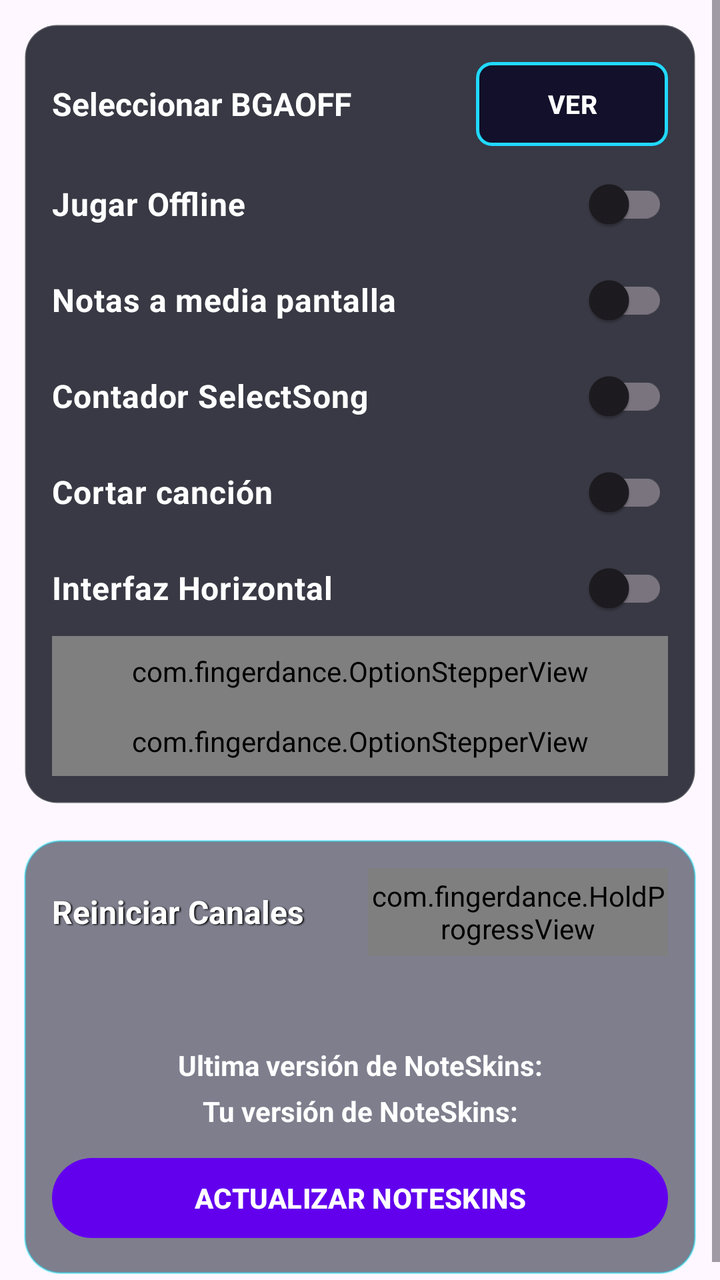
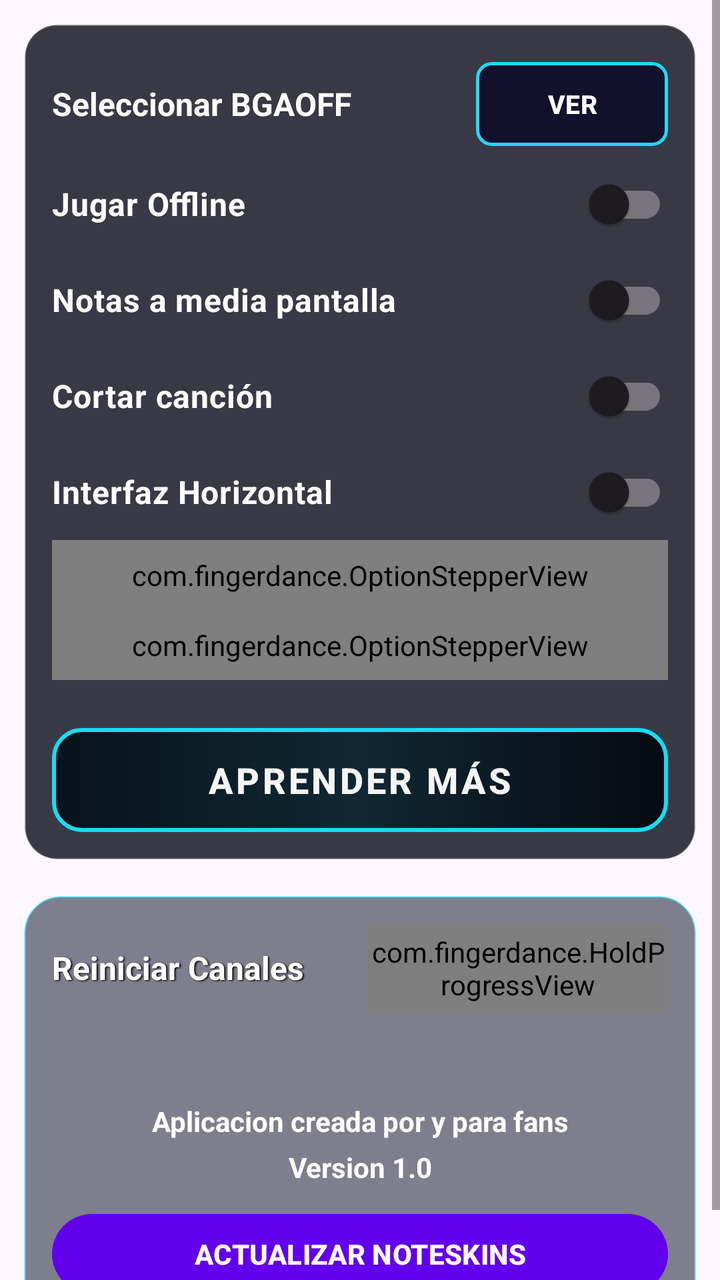

Compare the two renders of this Android layout. The source of the first and the diff that turns it into the second are given below.
<!-- AndroidManifest.xml: application theme Theme.FingerDance -->
<!-- res/layout/options_settings.xml -->
<?xml version="1.0" encoding="utf-8"?>
<FrameLayout
    xmlns:android="http://schemas.android.com/apk/res/android"
    xmlns:app="http://schemas.android.com/apk/res-auto"
    xmlns:tools="http://schemas.android.com/tools"
    android:layout_width="match_parent"
    android:layout_height="match_parent">

    
    
    

    <ScrollView
        android:id="@+id/settingsScroll"
        android:layout_width="match_parent"
        android:layout_height="match_parent"
        android:fillViewport="true">

        <androidx.constraintlayout.widget.ConstraintLayout
            android:id="@+id/constraintBG"
            android:layout_width="match_parent"
            android:layout_height="wrap_content"
            android:padding="12dp">

            <LinearLayout
                android:id="@+id/gameplaySettingsPanel"
                android:layout_width="0dp"
                android:layout_height="wrap_content"
                android:background="@drawable/fd_panel_dark"
                android:orientation="vertical"
                android:padding="14dp"
                app:layout_constraintEnd_toEndOf="parent"
                app:layout_constraintStart_toStartOf="parent"
                app:layout_constraintTop_toTopOf="parent">


                
                
                

                <LinearLayout
                    android:id="@+id/layoutBgaOff"
                    android:layout_width="match_parent"
                    android:layout_height="52dp"
                    android:gravity="center_vertical"
                    android:orientation="horizontal">

                    <TextView
                        android:id="@+id/txBgaOff"
                        android:layout_width="0dp"
                        android:layout_height="match_parent"
                        android:layout_weight="1"
                        android:gravity="center_vertical"
                        android:text="Seleccionar BGAOFF"
                        android:textColor="#FFFFFF"
                        android:textSize="16sp"
                        android:textStyle="bold" />

                    <com.google.android.material.button.MaterialButton
                        android:id="@+id/btnViewBgaOff"
                        android:layout_width="96dp"
                        android:layout_height="42dp"
                        android:text="VER"
                        android:textAllCaps="true"
                        android:textColor="#FFFFFF"
                        android:textSize="13sp"
                        android:textStyle="bold"
                        android:insetTop="0dp"
                        android:insetBottom="0dp"
                        app:backgroundTint="#12102A"
                        app:cornerRadius="8dp"
                        app:strokeColor="#21D9FF"
                        app:strokeWidth="1.5dp" />

                </LinearLayout>


                
                <androidx.appcompat.widget.SwitchCompat
                    android:id="@+id/btnOffline"
                    style="@style/FingerDanceSwitch"
                    android:text="Jugar Offline" />

                <androidx.appcompat.widget.SwitchCompat
                    android:id="@+id/btnNoteMidLine"
                    style="@style/FingerDanceSwitch"
                    android:text="Notas a media pantalla" />

                <androidx.appcompat.widget.SwitchCompat
                    android:id="@+id/btnNoCounter"
                    style="@style/FingerDanceSwitch"
                    android:text="Contador SelectSong" />

                <androidx.appcompat.widget.SwitchCompat
                    android:id="@+id/btnBreakSong"
                    style="@style/FingerDanceSwitch"
                    android:text="Cortar canción" />

                <androidx.appcompat.widget.SwitchCompat
                    android:id="@+id/btnHorizontalMode"
                    style="@style/FingerDanceSwitch"
                    android:text="Interfaz Horizontal" />

                <com.fingerdance.OptionStepperView
                    android:id="@+id/optionOrientationSingle"
                    android:layout_width="match_parent"
                    android:layout_height="wrap_content"
                    android:paddingTop="8dp"
                    android:paddingBottom="8dp"
                    app:optionTitle="Orientacion Single"
                    app:optionDefaultIndex="0"
                    app:optionTitleColor="#FFFFFF"
                    app:optionTitleSize="16dp"
                    app:optionTitleStyle="bold"
                    app:optionTextColor="#FFFFFF"
                    app:optionTextSize="11dp"
                    app:optionTextStyle="bold" />

                <com.fingerdance.OptionStepperView
                    android:id="@+id/optionOrientationHalf"
                    android:layout_width="match_parent"
                    android:layout_height="wrap_content"
                    android:paddingTop="8dp"
                    android:paddingBottom="8dp"
                    app:optionTitle="Orientacion HalfDouble"
                    app:optionDefaultIndex="0"
                    app:optionTitleColor="#FFFFFF"
                    app:optionTitleSize="16dp"
                    app:optionTitleStyle="bold"
                    app:optionTextColor="#FFFFFF"
                    app:optionTextSize="11dp"
                    app:optionTextStyle="bold" />

            </LinearLayout>


            

            <LinearLayout
                android:id="@+id/resourcesPanel"
                android:layout_width="0dp"
                android:layout_height="wrap_content"
                android:layout_marginTop="18dp"
                android:background="@drawable/fd_panel_glass"
                android:orientation="vertical"
                android:padding="14dp"
                app:layout_constraintEnd_toEndOf="parent"
                app:layout_constraintStart_toStartOf="parent"
                app:layout_constraintTop_toBottomOf="@+id/gameplaySettingsPanel">

                <LinearLayout
                    android:layout_width="match_parent"
                    android:layout_height="wrap_content"
                    android:gravity="center_vertical"
                    android:orientation="horizontal">

                    <TextView
                        android:id="@+id/txResetChannels"
                        android:layout_width="0dp"
                        android:layout_height="44dp"
                        android:layout_weight="1"
                        android:gravity="center_vertical"
                        android:shadowColor="#000000"
                        android:shadowDx="1.5"
                        android:shadowDy="1.3"
                        android:shadowRadius="1.6"
                        android:text="Reiniciar Canales"
                        android:textColor="#FFFFFF"
                        android:textSize="16sp"
                        android:textStyle="bold" />

                    <com.fingerdance.HoldProgressView
                        android:id="@+id/holdProgress"
                        android:layout_width="150dp"
                        android:layout_height="44dp"
                        android:layout_marginStart="10dp" />
                </LinearLayout>

                <TextView
                    android:id="@+id/txVersionNoteSkin"
                    android:layout_width="match_parent"
                    android:layout_height="wrap_content"
                    android:layout_marginTop="45dp"
                    android:gravity="center"
                    android:text="Ultima versión de NoteSkins:"
                    android:textColor="#FFFFFF"
                    android:textStyle="bold" />

                <TextView
                    android:id="@+id/txMyVersionNoteSkin"
                    android:layout_width="match_parent"
                    android:layout_height="wrap_content"
                    android:layout_marginTop="4dp"
                    android:gravity="center"
                    android:text="Tu versión de NoteSkins:"
                    android:textColor="#FFFFFF"
                    android:textStyle="bold" />

                <Button
                    android:id="@+id/btnUptadeNoteSkin"
                    android:layout_width="match_parent"
                    android:layout_height="48dp"
                    android:layout_marginTop="10dp"
                    android:text="ACTUALIZAR NOTESKINS"
                    android:textColor="#FFFFFF"
                    android:textStyle="bold" />
            </LinearLayout>

        </androidx.constraintlayout.widget.ConstraintLayout>

    </ScrollView>


    
    
    

    <FrameLayout
        android:id="@+id/bgaGalleryOverlay"
        android:layout_width="match_parent"
        android:layout_height="match_parent"
        android:background="#D9000000"
        android:clickable="true"
        android:focusable="true"
        android:visibility="gone">


        
        
        

        <androidx.constraintlayout.widget.ConstraintLayout
            android:id="@+id/bgaGalleryContent"
            android:layout_width="match_parent"
            android:layout_height="match_parent"
            android:padding="22dp">

            <TextView
                android:id="@+id/txGalleryTitle"
                android:layout_width="wrap_content"
                android:layout_height="wrap_content"
                android:text="SELECCIONAR BGAOFF"
                android:textColor="#FFFFFF"
                android:textSize="20sp"
                android:textStyle="bold"
                app:layout_constraintEnd_toEndOf="parent"
                app:layout_constraintStart_toStartOf="parent"
                app:layout_constraintTop_toTopOf="parent" />

            <androidx.recyclerview.widget.RecyclerView
                android:id="@+id/recyclerBgas"
                android:layout_width="0dp"
                android:layout_height="0dp"
                android:layout_marginTop="16dp"
                android:clipToPadding="false"
                android:paddingBottom="120dp"
                app:layout_constraintBottom_toTopOf="@+id/btnCloseBgaGallery"
                app:layout_constraintEnd_toEndOf="parent"
                app:layout_constraintStart_toStartOf="parent"
                app:layout_constraintTop_toBottomOf="@+id/txGalleryTitle" />


            <com.google.android.material.button.MaterialButton
                android:id="@+id/btnRandomBga"
                android:layout_width="220dp"
                android:layout_height="48dp"
                android:layout_marginBottom="10dp"
                android:insetTop="0dp"
                android:insetBottom="0dp"
                android:text="ALEATORIO"
                android:textColor="#FFFFFF"
                android:textSize="13sp"
                android:textStyle="bold"
                android:elevation="8dp"
                app:backgroundTint="#101425"
                app:cornerRadius="8dp"
                app:strokeColor="#20DFFF"
                app:strokeWidth="1.5dp"
                app:layout_constraintBottom_toTopOf="@+id/btnCloseBgaGallery"
                app:layout_constraintEnd_toEndOf="parent"
                app:layout_constraintStart_toStartOf="parent" />


            <com.google.android.material.button.MaterialButton
                android:id="@+id/btnCloseBgaGallery"
                android:layout_width="220dp"
                android:layout_height="48dp"
                android:layout_marginBottom="6dp"
                android:insetTop="0dp"
                android:insetBottom="0dp"
                android:text="CERRAR"
                android:textColor="#FFFFFF"
                android:textSize="13sp"
                android:textStyle="bold"
                android:elevation="8dp"
                app:backgroundTint="#101425"
                app:cornerRadius="8dp"
                app:strokeColor="#20DFFF"
                app:strokeWidth="1.5dp"
                app:layout_constraintBottom_toBottomOf="parent"
                app:layout_constraintEnd_toEndOf="parent"
                app:layout_constraintStart_toStartOf="parent" />

        </androidx.constraintlayout.widget.ConstraintLayout>


        
        
        

        <FrameLayout
            android:id="@+id/bgaPreviewContent"
            android:layout_width="match_parent"
            android:layout_height="match_parent"
            android:background="#FF000000"
            android:visibility="gone">

            <TextureView
                android:id="@+id/videoBgaPreview"
                android:layout_width="match_parent"
                android:layout_height="match_parent"
                android:layout_gravity="center" />

            <com.google.android.material.button.MaterialButton
                android:id="@+id/btnBackBgaPreview"
                android:layout_width="120dp"
                android:layout_height="46dp"
                android:layout_gravity="top|start"
                android:layout_margin="20dp"
                android:insetTop="0dp"
                android:insetBottom="0dp"
                android:text="VOLVER"
                android:textColor="#FFFFFF"
                android:textStyle="bold"
                app:backgroundTint="#101425"
                app:cornerRadius="8dp"
                app:strokeColor="#20DFFF"
                app:strokeWidth="1.5dp" />

            <com.google.android.material.button.MaterialButton
                android:id="@+id/btnSelectBga"
                android:layout_width="220dp"
                android:layout_height="52dp"
                android:layout_gravity="bottom|center_horizontal"
                android:layout_marginBottom="26dp"
                android:insetTop="0dp"
                android:insetBottom="0dp"
                android:text="SELECCIONAR"
                android:textColor="#FFFFFF"
                android:textSize="14sp"
                android:textStyle="bold"
                app:backgroundTint="#16102A"
                app:cornerRadius="10dp"
                app:strokeColor="#FF2BC2"
                app:strokeWidth="2dp" />

        </FrameLayout>

    </FrameLayout>

</FrameLayout>
<!-- resources referenced by this layout -->
<resources>
  <!-- drawable fd_panel_dark (drawable) -->
  <?xml version="1.0" encoding="utf-8"?>
  <shape xmlns:android="http://schemas.android.com/apk/res/android"><solid android:color="#CC070A16"/><stroke android:width="1dp" android:color="#33FFFFFF"/><corners android:radius="16dp"/></shape>
  <!-- drawable fd_panel_glass (drawable) -->
  <?xml version="1.0" encoding="utf-8"?>
  <shape
      xmlns:android="http://schemas.android.com/apk/res/android">
      <solid
          android:color="#8810162A"/>
          <stroke
              android:width="1dp"
              android:color="#6600E5FF"/>
          <corners
              android:radius="18dp"/>
          <padding
              android:left="8dp"
              android:top="8dp"
              android:right="8dp"
              android:bottom="8dp"/>
  </shape>
  <style name="FingerDanceSwitch">
          <item name="android:layout_width">match_parent</item>
          <item name="android:layout_height">wrap_content</item>
          <item name="android:textColor">#FFFFFF</item>
          <item name="android:textSize">16dp</item>
          <item name="android:textStyle">bold</item>
          <item name="android:paddingTop">8dp</item>
          <item name="android:paddingBottom">8dp</item>
      </style>
  <style name="Theme.FingerDance" parent="Theme.Material3.DayNight.NoActionBar">
          
          <item name="colorPrimary">@color/purple_500</item>
          <item name="colorPrimaryVariant">@color/purple_700</item>
          <item name="colorOnPrimary">@color/white</item>
          
          <item name="colorSecondary">@color/teal_200</item>
          <item name="colorSecondaryVariant">@color/teal_700</item>
          <item name="colorOnSecondary">@color/black</item>
          
          <item name="android:statusBarColor">?attr/colorPrimaryVariant</item>
          
      </style>
  <color name="purple_500">#FF6200EE</color>
  <color name="purple_700">#FF3700B3</color>
  <color name="white">#FFFFFFFF</color>
  <color name="teal_200">#FF03DAC5</color>
  <color name="teal_700">#FF018786</color>
  <color name="black">#FF000000</color>
</resources>

<!-- the commit's change to res/layout/options_settings.xml (unified diff, before → after) -->
@@ -87,11 +87,6 @@
                     android:text="Notas a media pantalla" />
 
                 <androidx.appcompat.widget.SwitchCompat
-                    android:id="@+id/btnNoCounter"
-                    style="@style/FingerDanceSwitch"
-                    android:text="Contador SelectSong" />
-
-                <androidx.appcompat.widget.SwitchCompat
                     android:id="@+id/btnBreakSong"
                     style="@style/FingerDanceSwitch"
                     android:text="Cortar canción" />
@@ -130,6 +125,26 @@
                     app:optionTextColor="#FFFFFF"
                     app:optionTextSize="11dp"
                     app:optionTextStyle="bold" />
+
+                <TextView
+                    android:id="@+id/btnHelp"
+                    android:layout_width="match_parent"
+                    android:layout_height="52dp"
+                    android:gravity="center"
+                    android:layout_gravity="center"
+                    android:text="APRENDER MÁS"
+                    android:textAllCaps="true"
+                    android:textStyle="bold"
+                    android:textSize="18sp"
+                    android:textColor="#F5F5F5"
+                    android:letterSpacing="0.08"
+                    android:fontFamily="sans-serif-medium"
+                    android:background="@drawable/bg_button_help"
+                    android:clickable="true"
+                    android:focusable="true"
+                    android:paddingStart="18dp"
+                    android:paddingEnd="18dp"
+                    android:layout_marginTop="24dp"/>
 
             </LinearLayout>
 
@@ -182,7 +197,7 @@
                     android:layout_height="wrap_content"
                     android:layout_marginTop="45dp"
                     android:gravity="center"
-                    android:text="Ultima versión de NoteSkins:"
+                    android:text="Aplicacion creada por y para fans"
                     android:textColor="#FFFFFF"
                     android:textStyle="bold" />
 
@@ -192,7 +207,7 @@
                     android:layout_height="wrap_content"
                     android:layout_marginTop="4dp"
                     android:gravity="center"
-                    android:text="Tu versión de NoteSkins:"
+                    android:text="Version 1.0"
                     android:textColor="#FFFFFF"
                     android:textStyle="bold" />
 
<!-- resource entries referenced after the edit -->
@@ -1,5 +1,46 @@
 <!-- resources referenced by this layout -->
 <resources>
+  <!-- drawable bg_button_help (drawable) -->
+  <?xml version="1.0" encoding="utf-8"?>
+  <selector xmlns:android="http://schemas.android.com/apk/res/android">
+  
+      <item android:state_pressed="true">
+          <shape android:shape="rectangle">
+  
+              <corners android:radius="14dp" />
+  
+              <gradient
+                  android:angle="0"
+                  android:startColor="#121019"
+                  android:centerColor="#241324"
+                  android:endColor="#090C12" />
+  
+              <stroke
+                  android:width="2dp"
+                  android:color="#F43C88" />
+  
+          </shape>
+      </item>
+  
+      <item>
+          <shape android:shape="rectangle">
+  
+              <corners android:radius="14dp" />
+  
+              <gradient
+                  android:angle="0"
+                  android:startColor="#07131B"
+                  android:centerColor="#102733"
+                  android:endColor="#050A10" />
+  
+              <stroke
+                  android:width="2dp"
+                  android:color="#16DDF3" />
+  
+          </shape>
+      </item>
+  
+  </selector>
   <!-- drawable fd_panel_dark (drawable) -->
   <?xml version="1.0" encoding="utf-8"?>
   <shape xmlns:android="http://schemas.android.com/apk/res/android"><solid android:color="#CC070A16"/><stroke android:width="1dp" android:color="#33FFFFFF"/><corners android:radius="16dp"/></shape>
